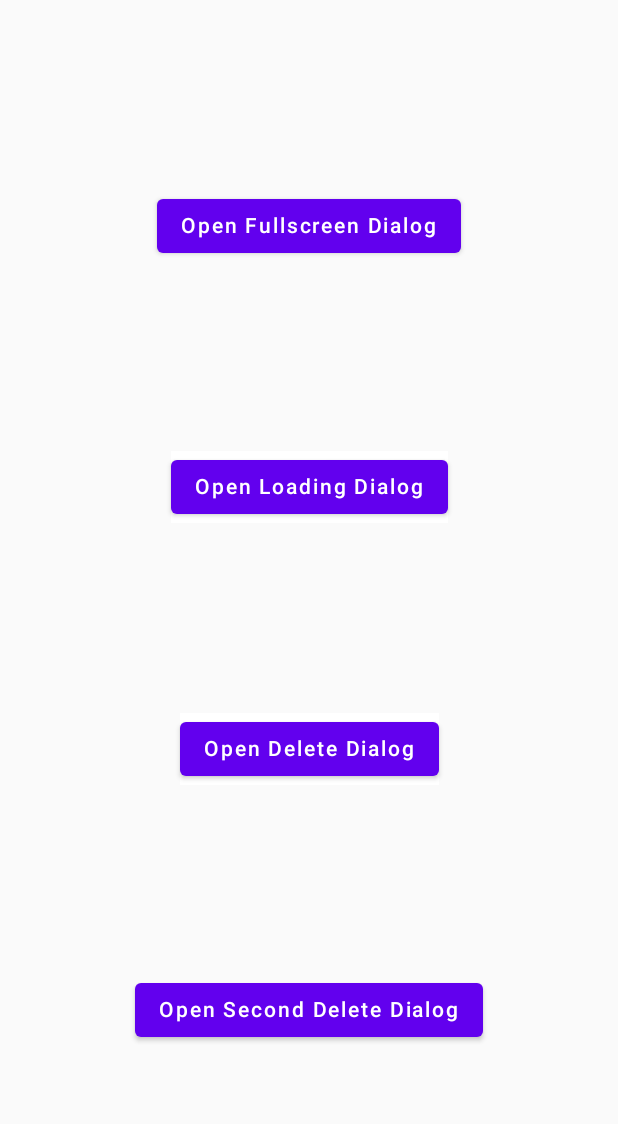
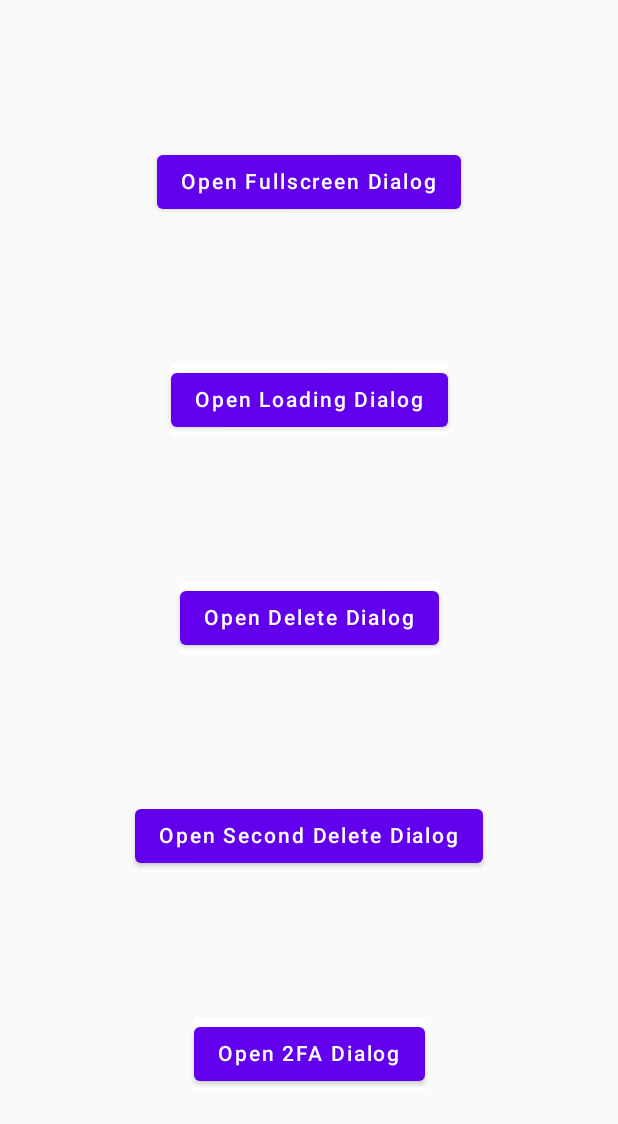
Before and after one commit to HarshPanchal18/Jetpack-Playground, an Android app built with Jetpack Compose: the FullScreenDialogActivity screen opened directly, with no data from a screen before it, on a phone screen of 412 x 824 dp. Shown: the top 1124 px of the screen. Run offline under Robolectric (Android 15) with nearby library versions, the phone set to English and light mode, and no system bars; our stand-ins replace livedata-compose.

Commit message:
Implemented 2FA Dialog box

```diff
--- a/app/src/main/java/com/example/first_jetcompose/FullScreenDialogActivity.kt
+++ b/app/src/main/java/com/example/first_jetcompose/FullScreenDialogActivity.kt
@@ -9,6 +9,7 @@ import androidx.compose.animation.core.animateFloat
 import androidx.compose.animation.core.infiniteRepeatable
 import androidx.compose.animation.core.keyframes
 import androidx.compose.animation.core.rememberInfiniteTransition
+import androidx.compose.foundation.Image
 import androidx.compose.foundation.background
 import androidx.compose.foundation.border
 import androidx.compose.foundation.clickable
@@ -27,10 +28,13 @@ import androidx.compose.foundation.layout.wrapContentHeight
 import androidx.compose.foundation.shape.CircleShape
 import androidx.compose.foundation.shape.RoundedCornerShape
 import androidx.compose.material.Button
+import androidx.compose.material.ButtonDefaults
 import androidx.compose.material.CircularProgressIndicator
 import androidx.compose.material.Icon
+import androidx.compose.material.MaterialTheme
 import androidx.compose.material.Surface
 import androidx.compose.material.Text
+import androidx.compose.material.TextButton
 import androidx.compose.runtime.Composable
 import androidx.compose.runtime.getValue
 import androidx.compose.runtime.livedata.observeAsState
@@ -45,6 +49,7 @@ import androidx.compose.ui.graphics.Color
 import androidx.compose.ui.platform.LocalContext
 import androidx.compose.ui.res.painterResource
 import androidx.compose.ui.text.TextStyle
+import androidx.compose.ui.text.style.TextAlign
 import androidx.compose.ui.unit.Dp
 import androidx.compose.ui.unit.dp
 import androidx.compose.ui.unit.sp
@@ -75,6 +80,7 @@ class FullScreenDialogActivity : ComponentActivity() {
                     DialogBoxLoadingLayout()
                     DialogBoxDeleteLayout()
                     DialogBoxDelete2Layout()
+                    TwoFADialogLayout()
                 }
             }
         }
@@ -445,3 +451,94 @@ fun DialogButton(buttonColor: Color, buttonText: String, onDismiss: () -> Unit)
         )
     }
 }
+
+// 2FA Dialog box
+@Composable
+fun TwoFADialogLayout() {
+    Column(
+        modifier = Modifier.background(color = MaterialTheme.colors.background),
+        verticalArrangement = Arrangement.Center,
+        horizontalAlignment = Alignment.CenterHorizontally
+    ) {
+        var openDialog by remember { mutableStateOf(false) }
+
+        Button(onClick = { openDialog = true }) {
+            Text("Open 2FA Dialog")
+        }
+
+        if (openDialog) {
+            DialogBox2FA {
+                openDialog = false
+            }
+        }
+    }
+}
+
+@Composable
+fun DialogBox2FA(onDismiss: () -> Unit) {
+    val contextForToast = LocalContext.current.applicationContext
+
+    Dialog(onDismissRequest = { onDismiss() }) {
+        Surface(
+            modifier = Modifier.fillMaxWidth(),
+            elevation = 4.dp
+        ) {
+            Column(
+                verticalArrangement = Arrangement.Center,
+                horizontalAlignment = Alignment.CenterHorizontally
+            ) {
+                Box(
+                    modifier = Modifier
+                        .fillMaxWidth()
+                        .height(150.dp)
+                        .background(color = Color(0xFF35898f)),
+                    contentAlignment = Alignment.Center
+                ) {
+                    Image(
+                        modifier = Modifier.padding(top = 16.dp, bottom = 16.dp),
+                        painter = painterResource(R.drawable.image_security),
+                        contentDescription = "2-Step Verification",
+                        alignment = Alignment.Center
+                    )
+                }
+                Text(
+                    modifier = Modifier.padding(vertical = 16.dp),
+                    text = "2-step Verification",
+                    textAlign = TextAlign.Center,
+                    style = TextStyle(fontSize = 20.sp)
+                )
+
+                Text(
+                    modifier = Modifier.padding(horizontal = 12.dp),
+                    text = "Setup 2-step Verification to add additional layer of security to your account.",
+                    textAlign = TextAlign.Center,
+                    style = TextStyle(fontSize = 14.sp)
+                )
+
+                Button(modifier = Modifier
+                    .fillMaxWidth()
+                    .padding(top = 36.dp, start = 36.dp, end = 36.dp, bottom = 8.dp),
+                    colors = ButtonDefaults.buttonColors(backgroundColor = Color(0xFF35898f)),
+                    onClick = {
+                        onDismiss()
+                        Toast.makeText(contextForToast, "Setting up", Toast.LENGTH_SHORT).show()
+                    }) {
+                    Text(
+                        text = "Setup Now",
+                        color = Color.White,
+                        style = TextStyle(fontSize = 16.sp)
+                    )
+                }
+
+                TextButton(onClick = { onDismiss() }) {
+                    Text(
+                        text = "I'll od it later",
+                        modifier = Modifier.padding(bottom = 10.dp),
+                        color = Color(0xFF35898F),
+                        style = TextStyle(fontSize = 14.sp)
+                    )
+                }
+            }
+        }
+    }
+}
--- /dev/null
+++ b/app/src/main/res/drawable/image_security.xml
@@ -0,0 +1,165 @@
+<vector xmlns:android="http://schemas.android.com/apk/res/android"
+    android:width="807.45dp"
+    android:height="499.98dp"
+    android:viewportWidth="807.45"
+    android:viewportHeight="499.98">
+  <path
+      android:pathData="M56.03,463.16a22.73,22.73 0,0 0,21.95 -3.87c7.69,-6.45 10.1,-17.08 12.06,-26.92l5.8,-29.11 -12.14,8.36c-8.73,6.01 -17.66,12.22 -23.71,20.93s-8.69,20.6 -3.83,30.02"
+      android:fillColor="#e6e6e6"/>
+  <path
+      android:pathData="M57.07,498.4c-1.23,-8.95 -2.49,-18.02 -1.63,-27.07 0.77,-8.04 3.22,-15.89 8.21,-22.32a37.13,37.13 0,0 1,9.53 -8.63c0.95,-0.6 1.83,0.91 0.88,1.51a35.3,35.3 0,0 0,-13.96 16.85c-3.04,7.73 -3.53,16.16 -3,24.37 0.32,4.97 0.99,9.9 1.66,14.83a0.9,0.9 0,0 1,-0.61 1.07,0.88 0.88,0 0,1 -1.07,-0.61Z"
+      android:fillColor="#f2f2f2"/>
+  <path
+      android:pathData="M300.6,305.52a6.94,6.94 0,0 1,-2.85 0.67l-91.61,2.51a14.38,14.38 0,0 1,-0.63 -28.75l91.61,-2.51a7.01,7.01 0,0 1,7.15 6.85l0.32,14.76a7.02,7.02 0,0 1,-4 6.48Z"
+      android:fillColor="#6c63ff"/>
+  <path
+      android:pathData="M183.06,498.59L168.3,498.59a7.01,7.01 0,0 1,-7 -7L161.3,368.58a7.01,7.01 0,0 1,7 -7L183.06,361.58a7.01,7.01 0,0 1,7 7L190.06,491.59A7.01,7.01 0,0 1,183.06 498.59Z"
+      android:fillColor="#6c63ff"/>
+  <path
+      android:pathData="M222.25,498.59L207.49,498.59a7.01,7.01 0,0 1,-7 -7L200.49,368.58a7.01,7.01 0,0 1,7 -7h14.76a7.01,7.01 0,0 1,7 7L229.25,491.59A7.01,7.01 0,0 1,222.25 498.59Z"
+      android:fillColor="#6c63ff"/>
+  <path
+      android:pathData="M196.72,182.7m-51,0a51,51 0,1 1,102 0a51,51 0,1 1,-102 0"
+      android:fillColor="#6c63ff"/>
+  <path
+      android:pathData="M214.03,405.2L177.34,405.2a43.28,43.28 0,0 1,-37.56 -65.06l51.31,-88.87a6.5,6.5 0,0 1,11.26 0l50.28,87.08A44.56,44.56 0,0 1,214.03 405.2Z"
+      android:fillColor="#2f2e41"/>
+  <path
+      android:pathData="M208.75,204.11c3.31,-0.09 7.42,-0.21 10.59,-2.52a8.13,8.13 0,0 0,3.2 -6.07,5.47 5.47,0 0,0 -1.86,-4.49c-1.66,-1.4 -4.07,-1.73 -6.68,-0.96l2.7,-19.73 -1.98,-0.27 -3.17,23.19 1.65,-0.76c1.92,-0.88 4.55,-1.33 6.19,0.06a3.52,3.52 0,0 1,1.15 2.9,6.15 6.15,0 0,1 -2.38,4.53c-2.47,1.8 -5.75,2.03 -9.47,2.14Z"
+      android:fillColor="#2f2e41"/>
+  <path
+      android:pathData="M226.5,172.03h10.77v2h-10.77z"
+      android:fillColor="#2f2e41"/>
+  <path
+      android:pathData="M192.5,172.03h10.77v2h-10.77z"
+      android:fillColor="#2f2e41"/>
+  <path
+      android:pathData="M184.72,393.79a6.94,6.94 0,0 1,-0.67 -2.85l-2.51,-91.61a14.38,14.38 0,0 1,28.75 -0.63l2.51,91.61a7.01,7.01 0,0 1,-6.85 7.15l-14.76,0.32a7.02,7.02 0,0 1,-6.48 -4Z"
+      android:fillColor="#6c63ff"/>
+  <path
+      android:pathData="M191.98,145c6.2,8.1 16.03,13.54 26.43,12.25 9.9,-1.23 18.07,-8.13 20.12,-18.01a29.67,29.67 0,0 0,-7.8 -26.19c-7.01,-7.37 -17.04,-11.34 -26.96,-12.69 -18.8,-2.58 -38.12,4.05 -52.34,16.4a64.11,64.11 0,0 0,-16.69 22.38,62.72 62.72,0 0,0 -5.18,27.08c0.55,18.38 8.6,36.71 22.48,48.9a63.38,63.38 0,0 0,5.41 4.24c1.58,1.11 3.08,-1.49 1.51,-2.59 -14.22,-9.98 -23.29,-26.21 -25.78,-43.27a59.92,59.92 0,0 1,14.05 -48.34c11.48,-13.06 28.32,-21.55 45.76,-22.31 17.55,-0.77 39.48,7.07 42.76,26.6 1.47,8.76 -1.8,17.96 -9.82,22.34 -8.59,4.69 -19.12,2.76 -26.51,-3.3a30.45,30.45 0,0 1,-4.86 -5.01c-1.16,-1.51 -3.76,-0.02 -2.59,1.51Z"
+      android:fillColor="#2f2e41"/>
+  <path
+      android:pathData="M275.35,74.34l432.7,-62.51l29.66,205.33l-432.7,62.51z"
+      android:fillColor="#f1f1f1"/>
+  <path
+      android:pathData="M290.27,90.16l407.96,-58.93l24.75,171.31l-407.96,58.93z"
+      android:fillColor="#fff"/>
+  <path
+      android:pathData="M273.45,62.51l432.7,-62.51l2.66,18.38l-432.7,62.51z"
+      android:fillColor="#e5e5e5"/>
+  <path
+      android:pathData="M288.67,71.34m-3.44,0a3.44,3.44 0,1 1,6.89 0a3.44,3.44 0,1 1,-6.89 0"
+      android:fillColor="#fff"/>
+  <path
+      android:pathData="M301.61,69.48m-3.44,0a3.44,3.44 0,1 1,6.89 0a3.44,3.44 0,1 1,-6.89 0"
+      android:fillColor="#fff"/>
+  <path
+      android:pathData="M314.54,67.61m-3.44,0a3.44,3.44 0,1 1,6.89 0a3.44,3.44 0,1 1,-6.89 0"
+      android:fillColor="#fff"/>
+  <path
+      android:pathData="M370.26,100.18h437.19v207.46h-437.19z"
+      android:fillColor="#e6e6e6"/>
+  <path
+      android:pathData="M382.76,117.97h412.19v173.09h-412.19z"
+      android:fillColor="#fff"/>
+  <path
+      android:pathData="M370.07,88.2h437.19v18.57h-437.19z"
+      android:fillColor="#cbcbcb"/>
+  <path
+      android:pathData="M383.87,99.12m-3.44,0a3.44,3.44 0,1 1,6.89 0a3.44,3.44 0,1 1,-6.89 0"
+      android:fillColor="#fff"/>
+  <path
+      android:pathData="M396.94,99.12m-3.44,0a3.44,3.44 0,1 1,6.89 0a3.44,3.44 0,1 1,-6.89 0"
+      android:fillColor="#fff"/>
+  <path
+      android:pathData="M410.01,99.12m-3.44,0a3.44,3.44 0,1 1,6.89 0a3.44,3.44 0,1 1,-6.89 0"
+      android:fillColor="#fff"/>
+  <path
+      android:pathData="M620.28,144.29h58.05v4.36h-58.05z"
+      android:fillColor="#e6e6e6"/>
+  <path
+      android:pathData="M620.28,157.1h89.65v4.36h-89.65z"
+      android:fillColor="#e6e6e6"/>
+  <path
+      android:pathData="M621.21,169.3h73.06v4.36h-73.06z"
+      android:fillColor="#e6e6e6"/>
+  <path
+      android:pathData="M620.28,182.68h42.65v4.36h-42.65z"
+      android:fillColor="#e6e6e6"/>
+  <path
+      android:pathData="M620.28,195.76h64.37v4.36h-64.37z"
+      android:fillColor="#e6e6e6"/>
+  <path
+      android:pathData="M593.82,142.92h7.11v7.11h-7.11z"
+      android:fillColor="#e6e6e6"/>
+  <path
+      android:pathData="M593.82,155.73h7.11v7.11h-7.11z"
+      android:fillColor="#e6e6e6"/>
+  <path
+      android:pathData="M593.82,167.92h7.11v7.11h-7.11z"
+      android:fillColor="#e6e6e6"/>
+  <path
+      android:pathData="M593.82,181.31h7.11v7.11h-7.11z"
+      android:fillColor="#e6e6e6"/>
+  <path
+      android:pathData="M593.82,194.38h7.11v7.11h-7.11z"
+      android:fillColor="#e6e6e6"/>
+  <path
+      android:pathData="M620.28,208.91h58.05v4.36h-58.05z"
+      android:fillColor="#e6e6e6"/>
+  <path
+      android:pathData="M620.28,221.72h89.65v4.36h-89.65z"
+      android:fillColor="#e6e6e6"/>
+  <path
+      android:pathData="M621.21,233.92h73.06v4.36h-73.06z"
+      android:fillColor="#e6e6e6"/>
+  <path
+      android:pathData="M620.28,247.31h42.65v4.36h-42.65z"
+      android:fillColor="#e6e6e6"/>
+  <path
+      android:pathData="M620.28,260.38h64.37v4.36h-64.37z"
+      android:fillColor="#e6e6e6"/>
+  <path
+      android:pathData="M593.82,207.54h7.11v7.11h-7.11z"
+      android:fillColor="#e6e6e6"/>
+  <path
+      android:pathData="M593.82,220.35h7.11v7.11h-7.11z"
+      android:fillColor="#e6e6e6"/>
+  <path
+      android:pathData="M593.82,232.55h7.11v7.11h-7.11z"
+      android:fillColor="#e6e6e6"/>
+  <path
+      android:pathData="M593.82,245.93h7.11v7.11h-7.11z"
+      android:fillColor="#e6e6e6"/>
+  <path
+      android:pathData="M593.82,259.01h7.11v7.11h-7.11z"
+      android:fillColor="#e6e6e6"/>
+  <path
+      android:pathData="M436.63,243.14h58.05v4.36h-58.05z"
+      android:fillColor="#e6e6e6"/>
+  <path
+      android:pathData="M428.86,254.48h73.06v4.36h-73.06z"
+      android:fillColor="#e6e6e6"/>
+  <path
+      android:pathData="M503.39,188.1a37.92,37.92 0,0 1,-55.88 33.38l-0.01,-0.01a37.91,37.91 0,1 1,55.89 -33.37Z"
+      android:fillColor="#e6e6e6"/>
+  <path
+      android:pathData="M465.68,175.95m-10.3,0a10.3,10.3 0,1 1,20.61 0a10.3,10.3 0,1 1,-20.61 0"
+      android:fillColor="#fff"/>
+  <path
+      android:pathData="M483.27,207.55a53.11,53.11 0,0 1,-35.57 -0.14l-0.01,-0.01 7.68,-15.15h20.61Z"
+      android:fillColor="#fff"/>
+  <path
+      android:pathData="M351.59,282.19c-17.96,0 -32.57,-15.52 -32.57,-34.6 0,-19.08 14.61,-34.6 32.57,-34.6s32.57,15.52 32.57,34.6C384.16,266.66 369.55,282.19 351.59,282.19ZM351.59,221.73c-13.14,0 -23.83,11.6 -23.83,25.86s10.69,25.86 23.83,25.86 23.83,-11.6 23.83,-25.86S364.73,221.73 351.59,221.73Z"
+      android:fillColor="#6c63ff"/>
+  <path
+      android:pathData="M382.43,342.48h-61.69a20.54,20.54 0,0 1,-20.52 -20.52L300.23,261.46a14.06,14.06 0,0 1,14.05 -14.05h74.63a14.06,14.06 0,0 1,14.05 14.05v60.51A20.54,20.54 0,0 1,382.43 342.48Z"
+      android:fillColor="#3f3d56"/>
+  <path
+      android:pathData="M363.61,281.83a12.02,12.02 0,1 0,-17.49 10.7v18.81h10.93v-18.81A12.01,12.01 0,0 0,363.61 281.83Z"
+      android:fillColor="#fff"/>
+  <path
+      android:pathData="M382,499.98h-381a1,1 0,0 1,0 -2h381a1,1 0,0 1,0 2Z"
+      android:fillColor="#3f3d56"/>
+</vector>
```
